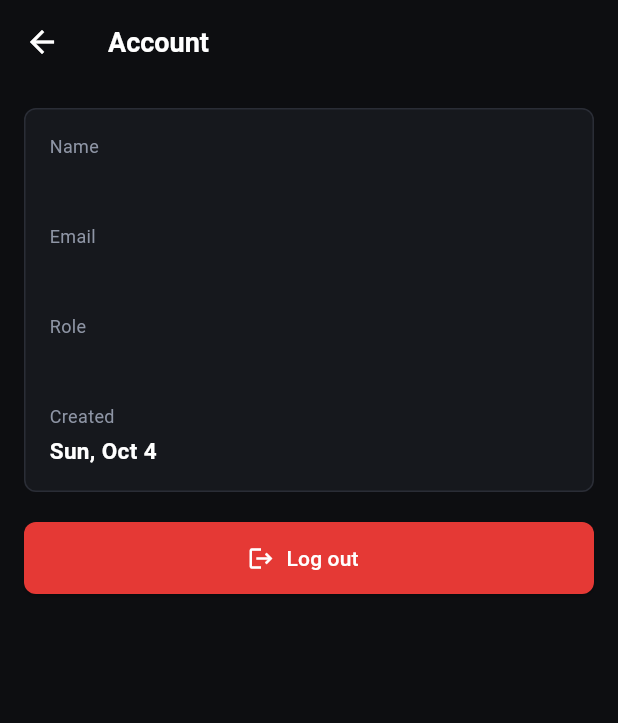
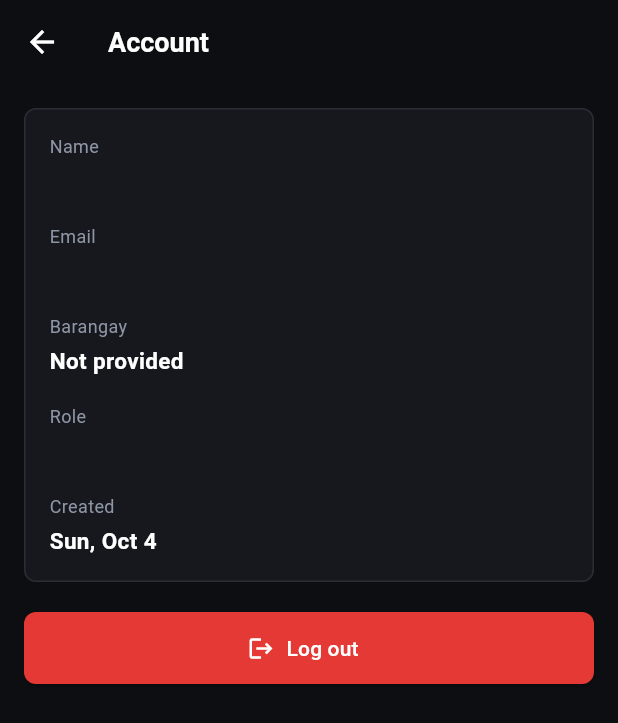
Before and after one commit to clueweh/ourwatch, a Flutter app: the AccountScreen screen opened directly, on a phone screen of 412 x 824 dp. Shown: the top 723 px of the screen. Run offline on Flutter 3.47's test engine with Material 3 defaults, Android fonts, the phone set to English and light mode, and no system bars; our stand-ins replace cloud_firestore, firebase_auth, firebase_core, geocoding, geolocator, image_picker; accounts and stored records are empty.

Commit message:
Add theme toggle and barangay profile

```diff
--- a/lib/constants/app_colors.dart
+++ b/lib/constants/app_colors.dart
@@ -1,12 +1,23 @@
 import 'package:flutter/material.dart';
 
 class AppColors {
-  static const Color background = Color(0xFF0D0E11);
-  static const Color cardBg = Color(0xFF16181D);
-  static const Color inputBg = Color(0xFF1C1E24);
+  static final ValueNotifier<bool> isDarkMode = ValueNotifier<bool>(true);
+
+  static bool get _isDark => isDarkMode.value;
+
+  static Color get background => _isDark
+    ? const Color(0xFF0D0E11)
+    : const Color(0xFFF4F5F7);
+  static Color get cardBg =>
+    _isDark ? const Color(0xFF16181D) : const Color(0xFFFFFFFF);
+  static Color get inputBg =>
+    _isDark ? const Color(0xFF1C1E24) : const Color(0xFFFFFFFF);
   static const Color primaryRed = Color(0xFFE53935);
-  static const Color borderDark = Color(0xFF2A2D36);
-  static const Color textPrimary = Colors.white;
-  static const Color textSecondary = Color(0xFF8E95A5);
+  static Color get borderDark =>
+    _isDark ? const Color(0xFF2A2D36) : const Color(0xFFD9DDE5);
+  static Color get textPrimary =>
+    _isDark ? Colors.white : const Color(0xFF1A1D24);
+  static Color get textSecondary =>
+    _isDark ? const Color(0xFF8E95A5) : const Color(0xFF626B78);
   static const Color activeBadge = Color(0xFFE53935);
 }
--- a/lib/screens/account_screen.dart
+++ b/lib/screens/account_screen.dart
@@ -73,6 +73,7 @@ class _AccountScreenState extends State<AccountScreen> {
                 }
 
                 final data = snapshot.data!.data()!;
+                final barangay = data['barangay']?.toString().trim();
                 final createdAt = data['createdAt'];
                 final DateTime? createdAtDate = createdAt is Timestamp
                     ? createdAt.toDate()
@@ -104,6 +105,13 @@ class _AccountScreenState extends State<AccountScreen> {
                           ),
                           const SizedBox(height: 18),
                           _AccountDetail(
+                            label: 'Barangay',
+                            value: barangay == null || barangay.isEmpty
+                                ? 'Not provided'
+                                : barangay,
+                          ),
+                          const SizedBox(height: 18),
+                          _AccountDetail(
                             label: 'Role',
                             value: data['role']?.toString() ?? 'Not provided',
                           ),
@@ -119,7 +127,10 @@ class _AccountScreenState extends State<AccountScreen> {
                       ),
                     ),
                     const SizedBox(height: 20),
-                    SizedBox(
+                    Row(
+                      children: [
+                        Expanded(
+                          child: SizedBox(
                             height: 48,
                             child: ElevatedButton.icon(
                               style: ElevatedButton.styleFrom(
@@ -133,6 +144,9 @@ class _AccountScreenState extends State<AccountScreen> {
                               icon: const Icon(Icons.logout),
                               label: const Text('Log out'),
                             ),
+                          ),
+                        ),
+                      ],
                     ),
                   ],
                 );
@@ -155,7 +169,7 @@ class _AccountDetail extends StatelessWidget {
       children: [
         Text(
           label,
-          style: const TextStyle(
+          style: TextStyle(
             color: AppColors.textSecondary,
             fontSize: 12,
           ),
@@ -163,7 +177,7 @@ class _AccountDetail extends StatelessWidget {
         const SizedBox(height: 4),
         Text(
           value,
-          style: const TextStyle(
+          style: TextStyle(
             color: AppColors.textPrimary,
             fontSize: 15,
             fontWeight: FontWeight.w600,
--- a/lib/screens/register_screen.dart
+++ b/lib/screens/register_screen.dart
@@ -13,6 +13,7 @@ class RegisterScreen extends StatefulWidget {
 class _RegisterScreenState extends State<RegisterScreen> {
   final _nameController = TextEditingController();
   final _emailController = TextEditingController();
+  final _barangayController = TextEditingController();
   final _phoneController = TextEditingController();
   final _passwordController = TextEditingController();
   final _confirmPasswordController = TextEditingController();
@@ -27,6 +28,7 @@ class _RegisterScreenState extends State<RegisterScreen> {
   void dispose() {
     _nameController.dispose();
     _emailController.dispose();
+    _barangayController.dispose();
     _phoneController.dispose();
     _passwordController.dispose();
     _confirmPasswordController.dispose();
@@ -62,6 +64,7 @@ class _RegisterScreenState extends State<RegisterScreen> {
       name: name,
       email: email,
       password: password,
+      barangay: _barangayController.text.trim(),
       registrationCode: code,
     );
 
@@ -137,6 +140,15 @@ class _RegisterScreenState extends State<RegisterScreen> {
                 controller: _emailController,
                 keyboardType: TextInputType.emailAddress,
                 decoration: _inputDecoration('jordan@example.com'),
+                style: const TextStyle(color: Colors.white),
+              ),
+              const SizedBox(height: 20),
+              _buildLabel('BARANGAY'),
+              const SizedBox(height: 8),
+              TextField(
+                controller: _barangayController,
+                textCapitalization: TextCapitalization.words,
+                decoration: _inputDecoration('Enter your barangay'),
                 style: const TextStyle(color: Colors.white),
               ),
               const SizedBox(height: 20),
--- a/lib/services/auth_service.dart
+++ b/lib/services/auth_service.dart
@@ -12,6 +12,7 @@ class AuthService {
     required String name,
     required String email,
     required String password,
+    required String barangay,
     String? registrationCode,
   }) async {
     final String role;
@@ -35,6 +36,7 @@ class AuthService {
           'name': name.trim(),
           'email': email.trim(),
           'role': role,
+          'barangay': barangay.trim(),
           'createdAt': FieldValue.serverTimestamp(),
         });
       }
```
Also changed, not shown: lib/main.dart (+17 -3 lines), lib/screens/feed_screen.dart (+15 -1 lines), lib/screens/main_navigation_screen.dart (+16 -10 lines), lib/screens/my_reports_screen.dart (+15 -1 lines), lib/screens/statistics_screen.dart (+15 -1 lines). Lines whose indentation alone changed are shown as unchanged.
